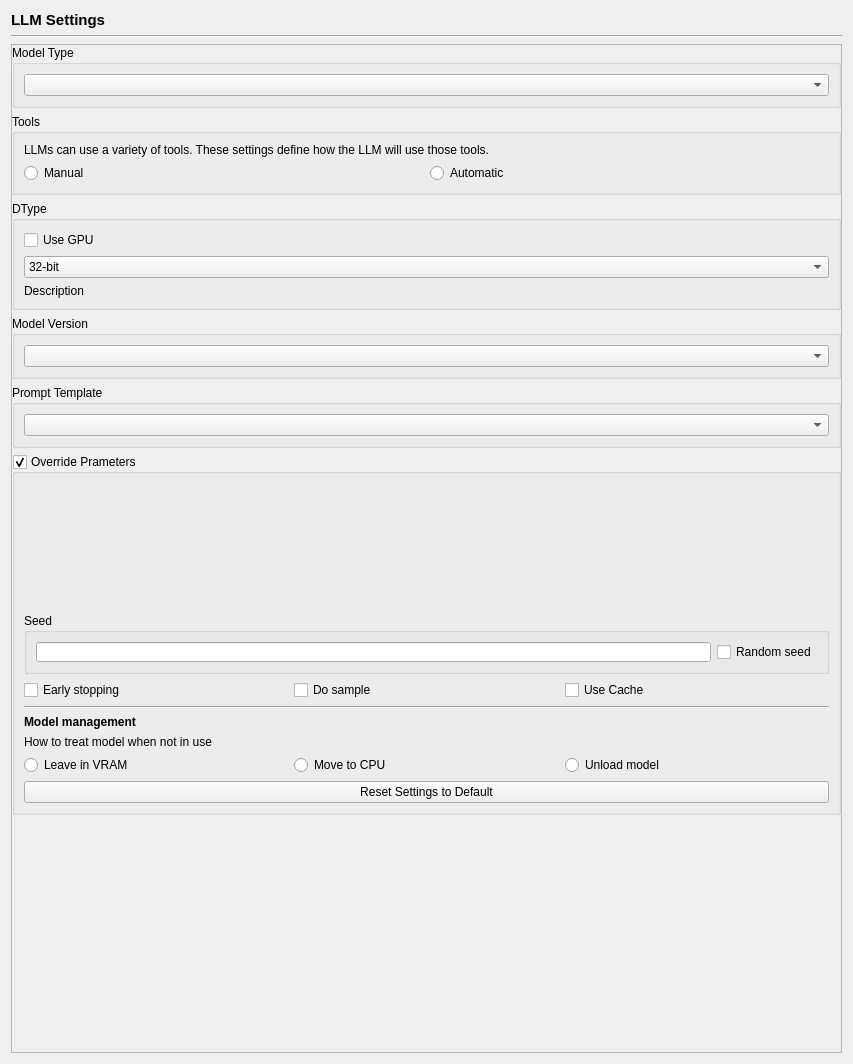
Above: src/airunner/widgets/llm/templates/llm_settings.ui from Capsize-Games/airunner before the change. Below: the same form after it.
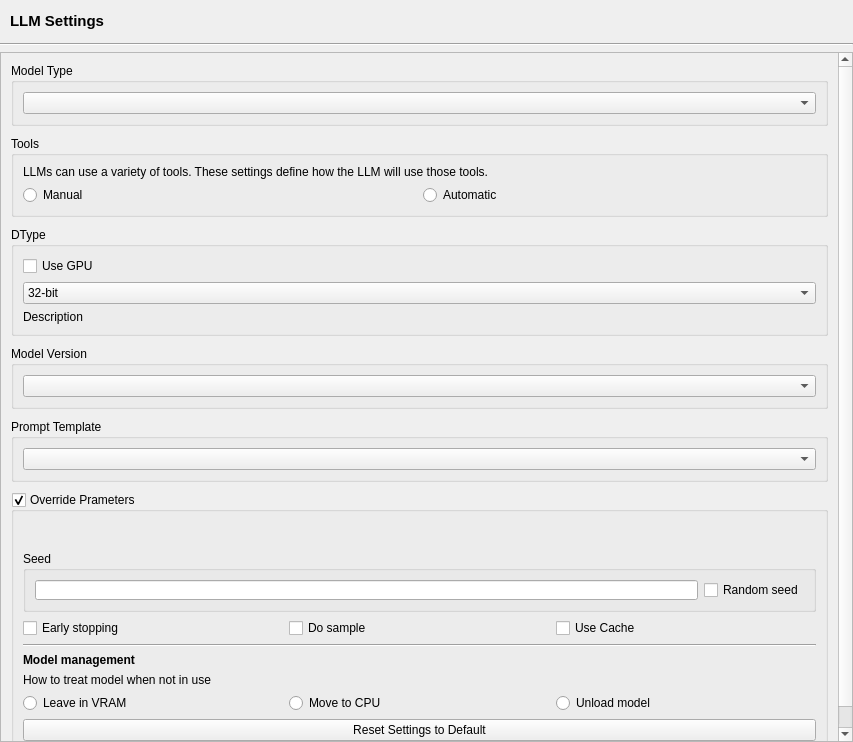
That is the form after the change. Custom widgets are drawn as their Qt base class.

Patch:
```diff
--- a/src/airunner/widgets/llm/templates/llm_settings.ui
+++ b/src/airunner/widgets/llm/templates/llm_settings.ui
@@ -7,13 +7,25 @@
     <x>0</x>
     <y>0</y>
     <width>853</width>
-    <height>1064</height>
+    <height>742</height>
    </rect>
   </property>
   <property name="windowTitle">
    <string>Form</string>
   </property>
   <layout class="QGridLayout" name="gridLayout_4">
+   <property name="leftMargin">
+    <number>0</number>
+   </property>
+   <property name="topMargin">
+    <number>0</number>
+   </property>
+   <property name="rightMargin">
+    <number>0</number>
+   </property>
+   <property name="bottomMargin">
+    <number>0</number>
+   </property>
    <item row="2" column="0">
     <widget class="QScrollArea" name="scrollArea">
      <property name="frameShadow">
@@ -30,22 +42,25 @@
        <rect>
         <x>0</x>
         <y>0</y>
-        <width>833</width>
-        <height>1012</height>
+        <width>837</width>
+        <height>784</height>
        </rect>
       </property>
       <layout class="QGridLayout" name="gridLayout">
        <property name="leftMargin">
-        <number>0</number>
+        <number>10</number>
        </property>
        <property name="topMargin">
-        <number>0</number>
+        <number>10</number>
        </property>
        <property name="rightMargin">
-        <number>0</number>
+        <number>10</number>
        </property>
        <property name="bottomMargin">
-        <number>0</number>
+        <number>10</number>
+       </property>
+       <property name="verticalSpacing">
+        <number>10</number>
        </property>
        <item row="0" column="0">
         <widget class="QGroupBox" name="groupBox_7">
@@ -251,7 +266,7 @@
             <item>
              <widget class="SliderWidget" name="sequences" native="true">
               <property name="sizePolicy">
-               <sizepolicy hsizetype="Preferred" vsizetype="MinimumExpanding">
+               <sizepolicy hsizetype="Preferred" vsizetype="Preferred">
                 <horstretch>0</horstretch>
                 <verstretch>0</verstretch>
                </sizepolicy>
@@ -259,7 +274,7 @@
               <property name="minimumSize">
                <size>
                 <width>0</width>
-                <height>20</height>
+                <height>0</height>
                </size>
               </property>
               <property name="slider_minimum" stdset="0">
@@ -300,7 +315,7 @@
             <item>
              <widget class="SliderWidget" name="top_k" native="true">
               <property name="sizePolicy">
-               <sizepolicy hsizetype="Preferred" vsizetype="MinimumExpanding">
+               <sizepolicy hsizetype="Preferred" vsizetype="Preferred">
                 <horstretch>0</horstretch>
                 <verstretch>0</verstretch>
                </sizepolicy>
@@ -308,7 +323,7 @@
               <property name="minimumSize">
                <size>
                 <width>0</width>
-                <height>20</height>
+                <height>0</height>
                </size>
               </property>
               <property name="slider_minimum" stdset="0">
@@ -396,7 +411,7 @@
             <item>
              <widget class="SliderWidget" name="ngram_size" native="true">
               <property name="sizePolicy">
-               <sizepolicy hsizetype="Preferred" vsizetype="MinimumExpanding">
+               <sizepolicy hsizetype="Preferred" vsizetype="Preferred">
                 <horstretch>0</horstretch>
                 <verstretch>0</verstretch>
                </sizepolicy>
@@ -404,7 +419,7 @@
               <property name="minimumSize">
                <size>
                 <width>0</width>
-                <height>20</height>
+                <height>0</height>
                </size>
               </property>
               <property name="slider_minimum" stdset="0">
@@ -445,7 +460,7 @@
             <item>
              <widget class="SliderWidget" name="temperature" native="true">
               <property name="sizePolicy">
-               <sizepolicy hsizetype="Preferred" vsizetype="MinimumExpanding">
+               <sizepolicy hsizetype="Preferred" vsizetype="Preferred">
                 <horstretch>0</horstretch>
                 <verstretch>0</verstretch>
                </sizepolicy>
@@ -453,7 +468,7 @@
               <property name="minimumSize">
                <size>
                 <width>0</width>
-                <height>20</height>
+                <height>0</height>
                </size>
               </property>
               <property name="slider_minimum" stdset="0">
@@ -530,7 +545,7 @@
             <item>
              <widget class="SliderWidget" name="repetition_penalty" native="true">
               <property name="sizePolicy">
-               <sizepolicy hsizetype="Preferred" vsizetype="MinimumExpanding">
+               <sizepolicy hsizetype="Preferred" vsizetype="Preferred">
                 <horstretch>0</horstretch>
                 <verstretch>0</verstretch>
                </sizepolicy>
@@ -538,7 +553,7 @@
               <property name="minimumSize">
                <size>
                 <width>0</width>
-                <height>20</height>
+                <height>0</height>
                </size>
               </property>
               <property name="slider_minimum" stdset="0">
@@ -579,7 +594,7 @@
             <item>
              <widget class="SliderWidget" name="min_length" native="true">
               <property name="sizePolicy">
-               <sizepolicy hsizetype="Preferred" vsizetype="MinimumExpanding">
+               <sizepolicy hsizetype="Preferred" vsizetype="Preferred">
                 <horstretch>0</horstretch>
                 <verstretch>0</verstretch>
                </sizepolicy>
@@ -587,7 +602,7 @@
               <property name="minimumSize">
                <size>
                 <width>0</width>
-                <height>20</height>
+                <height>0</height>
                </size>
               </property>
               <property name="slider_minimum" stdset="0">
@@ -635,7 +650,7 @@
             <item>
              <widget class="SliderWidget" name="top_p" native="true">
               <property name="sizePolicy">
-               <sizepolicy hsizetype="Preferred" vsizetype="MinimumExpanding">
+               <sizepolicy hsizetype="Preferred" vsizetype="Preferred">
                 <horstretch>0</horstretch>
                 <verstretch>0</verstretch>
                </sizepolicy>
@@ -643,7 +658,7 @@
               <property name="minimumSize">
                <size>
                 <width>0</width>
-                <height>20</height>
+                <height>0</height>
                </size>
               </property>
               <property name="slider_minimum" stdset="0">
@@ -684,7 +699,7 @@
             <item>
              <widget class="SliderWidget" name="max_new_tokens" native="true">
               <property name="sizePolicy">
-               <sizepolicy hsizetype="Preferred" vsizetype="MinimumExpanding">
+               <sizepolicy hsizetype="Preferred" vsizetype="Preferred">
                 <horstretch>0</horstretch>
                 <verstretch>0</verstretch>
                </sizepolicy>
@@ -692,7 +707,7 @@
               <property name="minimumSize">
                <size>
                 <width>0</width>
-                <height>20</height>
+                <height>0</height>
                </size>
               </property>
               <property name="slider_minimum" stdset="0">
@@ -737,7 +752,7 @@
             <item>
              <widget class="SliderWidget" name="length_penalty" native="true">
               <property name="sizePolicy">
-               <sizepolicy hsizetype="Preferred" vsizetype="MinimumExpanding">
+               <sizepolicy hsizetype="Preferred" vsizetype="Preferred">
                 <horstretch>0</horstretch>
                 <verstretch>0</verstretch>
                </sizepolicy>
@@ -745,7 +760,7 @@
               <property name="minimumSize">
                <size>
                 <width>0</width>
-                <height>20</height>
+                <height>0</height>
                </size>
               </property>
               <property name="slider_minimum" stdset="0">
@@ -786,7 +801,7 @@
             <item>
              <widget class="SliderWidget" name="num_beams" native="true">
               <property name="sizePolicy">
-               <sizepolicy hsizetype="Preferred" vsizetype="MinimumExpanding">
+               <sizepolicy hsizetype="Preferred" vsizetype="Preferred">
                 <horstretch>0</horstretch>
                 <verstretch>0</verstretch>
                </sizepolicy>
@@ -794,7 +809,7 @@
               <property name="minimumSize">
                <size>
                 <width>0</width>
-                <height>20</height>
+                <height>0</height>
                </size>
               </property>
               <property name="slider_minimum" stdset="0">
@@ -866,19 +881,6 @@
      </widget>
     </widget>
    </item>
-   <item row="0" column="0">
-    <widget class="QLabel" name="label_2">
-     <property name="font">
-      <font>
-       <pointsize>11</pointsize>
-       <bold>true</bold>
-      </font>
-     </property>
-     <property name="text">
-      <string>LLM Settings</string>
-     </property>
-    </widget>
-   </item>
    <item row="1" column="0">
     <widget class="Line" name="line_2">
      <property name="orientation">
@@ -886,6 +888,49 @@
      </property>
     </widget>
    </item>
+   <item row="0" column="0">
+    <widget class="QWidget" name="widget" native="true">
+     <property name="sizePolicy">
+      <sizepolicy hsizetype="Preferred" vsizetype="Minimum">
+       <horstretch>0</horstretch>
+       <verstretch>0</verstretch>
+      </sizepolicy>
+     </property>
+     <property name="minimumSize">
+      <size>
+       <width>0</width>
+       <height>37</height>
+      </size>
+     </property>
+     <layout class="QGridLayout" name="gridLayout_5">
+      <property name="leftMargin">
+       <number>10</number>
+      </property>
+      <property name="topMargin">
+       <number>10</number>
+      </property>
+      <property name="rightMargin">
+       <number>10</number>
+      </property>
+      <property name="bottomMargin">
+       <number>5</number>
+      </property>
+      <item row="0" column="0">
+       <widget class="QLabel" name="label_2">
+        <property name="font">
+         <font>
+          <pointsize>11</pointsize>
+          <bold>true</bold>
+         </font>
+        </property>
+        <property name="text">
+         <string>LLM Settings</string>
+        </property>
+       </widget>
+      </item>
+     </layout>
+    </widget>
+   </item>
   </layout>
  </widget>
  <customwidgets>
```
